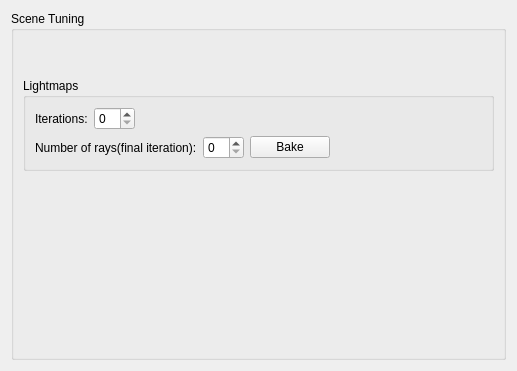
Above: QGameDev/SceneTuner.ui from fynv/Three.V8 before the change. Below: the same form after it.
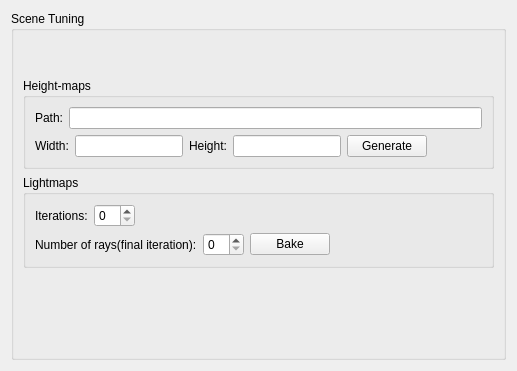
That is the form after the change. Icons and pictures are not drawn.

Commit message: Height-field creation

```diff
--- a/QGameDev/SceneTuner.ui
+++ b/QGameDev/SceneTuner.ui
@@ -19,7 +19,7 @@
      <property name="title">
       <string>Scene Tuning</string>
      </property>
-     <layout class="QVBoxLayout" name="verticalLayout_3">
+     <layout class="QVBoxLayout" name="verticalLayout_4">
       <item>
        <layout class="QHBoxLayout" name="horizontalLayout_3">
         <item>
@@ -68,6 +68,73 @@
         </item>
        </layout>
       </item>
+      <item>
+       <widget class="QGroupBox" name="groupBox_3">
+        <property name="title">
+         <string>Height-maps</string>
+        </property>
+        <layout class="QVBoxLayout" name="verticalLayout_3">
+         <item>
+          <layout class="QHBoxLayout" name="horizontalLayout_4">
+           <item>
+            <widget class="QLabel" name="label_3">
+             <property name="text">
+              <string>Path:</string>
+             </property>
+            </widget>
+           </item>
+           <item>
+            <widget class="QLineEdit" name="text_path"/>
+           </item>
+          </layout>
+         </item>
+         <item>
+          <layout class="QHBoxLayout" name="horizontalLayout_5">
+           <item>
+            <widget class="QLabel" name="label_4">
+             <property name="text">
+              <string>Width:</string>
+             </property>
+            </widget>
+           </item>
+           <item>
+            <widget class="QLineEdit" name="text_width"/>
+           </item>
+           <item>
+            <widget class="QLabel" name="label_5">
+             <property name="text">
+              <string>Height:</string>
+             </property>
+            </widget>
+           </item>
+           <item>
+            <widget class="QLineEdit" name="text_height"/>
+           </item>
+           <item>
+            <widget class="QPushButton" name="btnGenerate">
+             <property name="text">
+              <string>Generate</string>
+             </property>
+            </widget>
+           </item>
+           <item>
+            <spacer name="horizontalSpacer_4">
+             <property name="orientation">
+              <enum>Qt::Horizontal</enum>
+             </property>
+             <property name="sizeHint" stdset="0">
+              <size>
+               <width>40</width>
+               <height>20</height>
+              </size>
+             </property>
+            </spacer>
+           </item>
+          </layout>
+         </item>
+        </layout>
+       </widget>
+      </item>
       <item>
        <widget class="QGroupBox" name="groupBox_2">
         <property name="title">
```
The commit also changes 14 other files.
